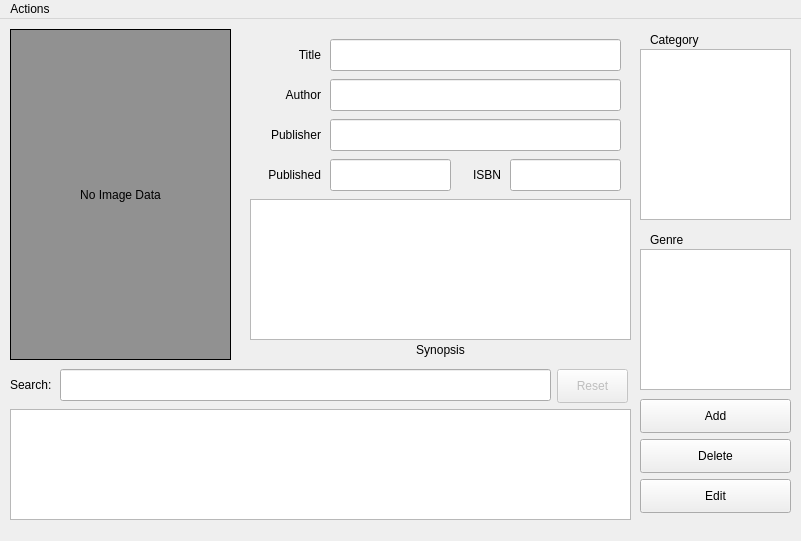
Before: the Qt Designer form viewwindow.ui in arvl130/qlibmgsys, drawn with Qt 5.
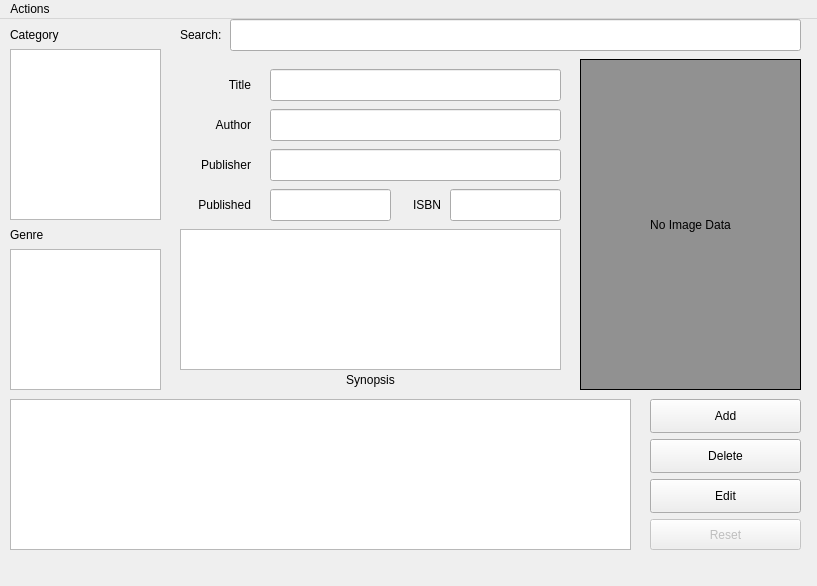
After: the same form once the commit is applied.

```diff
--- a/viewwindow.ui
+++ b/viewwindow.ui
@@ -6,8 +6,8 @@
    <rect>
     <x>0</x>
     <y>0</y>
-    <width>801</width>
-    <height>541</height>
+    <width>817</width>
+    <height>586</height>
    </rect>
   </property>
   <property name="windowTitle">
@@ -17,8 +17,8 @@
    <widget class="QLabel" name="lblTitle">
     <property name="geometry">
      <rect>
-      <x>250</x>
-      <y>20</y>
+      <x>180</x>
+      <y>50</y>
       <width>71</width>
       <height>31</height>
      </rect>
@@ -33,8 +33,8 @@
    <widget class="QLabel" name="lblAuthor">
     <property name="geometry">
      <rect>
-      <x>250</x>
-      <y>60</y>
+      <x>180</x>
+      <y>90</y>
       <width>71</width>
       <height>31</height>
      </rect>
@@ -49,8 +49,8 @@
    <widget class="QLabel" name="lblPublished">
     <property name="geometry">
      <rect>
-      <x>250</x>
-      <y>140</y>
+      <x>180</x>
+      <y>170</y>
       <width>71</width>
       <height>31</height>
      </rect>
@@ -65,8 +65,8 @@
    <widget class="QLabel" name="lblPublisher">
     <property name="geometry">
      <rect>
-      <x>250</x>
-      <y>100</y>
+      <x>180</x>
+      <y>130</y>
       <width>71</width>
       <height>31</height>
      </rect>
@@ -81,8 +81,8 @@
    <widget class="QLabel" name="lblISBN">
     <property name="geometry">
      <rect>
-      <x>450</x>
-      <y>140</y>
+      <x>390</x>
+      <y>170</y>
       <width>51</width>
       <height>31</height>
      </rect>
@@ -97,8 +97,8 @@
    <widget class="QLabel" name="lblSynopsis">
     <property name="geometry">
      <rect>
-      <x>260</x>
-      <y>320</y>
+      <x>190</x>
+      <y>350</y>
       <width>361</width>
       <height>21</height>
      </rect>
@@ -113,8 +113,8 @@
    <widget class="QLabel" name="lblCoverPhoto">
     <property name="geometry">
      <rect>
-      <x>10</x>
-      <y>10</y>
+      <x>580</x>
+      <y>40</y>
       <width>221</width>
       <height>331</height>
      </rect>
@@ -135,10 +135,10 @@
    <widget class="QLabel" name="lblGenre">
     <property name="geometry">
      <rect>
-      <x>650</x>
-      <y>210</y>
+      <x>10</x>
+      <y>200</y>
       <width>71</width>
-      <height>21</height>
+      <height>31</height>
      </rect>
     </property>
     <property name="text">
@@ -148,7 +148,7 @@
    <widget class="QListView" name="lsvwCategory">
     <property name="geometry">
      <rect>
-      <x>640</x>
+      <x>10</x>
       <y>30</y>
       <width>151</width>
       <height>171</height>
@@ -158,10 +158,10 @@
    <widget class="QLabel" name="lblCategory">
     <property name="geometry">
      <rect>
-      <x>650</x>
-      <y>10</y>
+      <x>10</x>
+      <y>0</y>
       <width>71</width>
-      <height>21</height>
+      <height>31</height>
      </rect>
     </property>
     <property name="text">
@@ -171,7 +171,7 @@
    <widget class="QListView" name="lsvwGenre">
     <property name="geometry">
      <rect>
-      <x>640</x>
+      <x>10</x>
       <y>230</y>
       <width>151</width>
       <height>141</height>
@@ -182,9 +182,9 @@
     <property name="geometry">
      <rect>
       <x>10</x>
-      <y>390</y>
+      <y>380</y>
       <width>621</width>
-      <height>111</height>
+      <height>151</height>
      </rect>
     </property>
     <property name="selectionBehavior">
@@ -200,7 +200,7 @@
     </property>
     <property name="geometry">
      <rect>
-      <x>640</x>
+      <x>650</x>
       <y>380</y>
       <width>151</width>
       <height>34</height>
@@ -216,7 +216,7 @@
     </property>
     <property name="geometry">
      <rect>
-      <x>640</x>
+      <x>650</x>
       <y>420</y>
       <width>151</width>
       <height>34</height>
@@ -232,7 +232,7 @@
     </property>
     <property name="geometry">
      <rect>
-      <x>640</x>
+      <x>650</x>
       <y>460</y>
       <width>151</width>
       <height>34</height>
@@ -245,8 +245,8 @@
    <widget class="QPlainTextEdit" name="ptxtSynopsis">
     <property name="geometry">
      <rect>
-      <x>250</x>
-      <y>180</y>
+      <x>180</x>
+      <y>210</y>
       <width>381</width>
       <height>141</height>
      </rect>
@@ -258,8 +258,8 @@
    <widget class="QLineEdit" name="ledTitle">
     <property name="geometry">
      <rect>
-      <x>330</x>
-      <y>20</y>
+      <x>270</x>
+      <y>50</y>
       <width>291</width>
       <height>32</height>
      </rect>
@@ -271,8 +271,8 @@
    <widget class="QLineEdit" name="ledISBN">
     <property name="geometry">
      <rect>
-      <x>510</x>
-      <y>140</y>
+      <x>450</x>
+      <y>170</y>
       <width>111</width>
       <height>32</height>
      </rect>
@@ -284,8 +284,8 @@
    <widget class="QLineEdit" name="ledPublished">
     <property name="geometry">
      <rect>
-      <x>330</x>
-      <y>140</y>
+      <x>270</x>
+      <y>170</y>
       <width>121</width>
       <height>32</height>
      </rect>
@@ -297,8 +297,8 @@
    <widget class="QLineEdit" name="ledPublisher">
     <property name="geometry">
      <rect>
-      <x>330</x>
-      <y>100</y>
+      <x>270</x>
+      <y>130</y>
       <width>291</width>
       <height>32</height>
      </rect>
@@ -310,8 +310,8 @@
    <widget class="QLineEdit" name="ledAuthor">
     <property name="geometry">
      <rect>
-      <x>330</x>
-      <y>60</y>
+      <x>270</x>
+      <y>90</y>
       <width>291</width>
       <height>32</height>
      </rect>
@@ -323,8 +323,8 @@
    <widget class="QLabel" name="lblSearch">
     <property name="geometry">
      <rect>
-      <x>10</x>
-      <y>350</y>
+      <x>180</x>
+      <y>0</y>
       <width>58</width>
       <height>31</height>
      </rect>
@@ -336,9 +336,9 @@
    <widget class="QLineEdit" name="ledSearch">
     <property name="geometry">
      <rect>
-      <x>60</x>
-      <y>350</y>
-      <width>491</width>
+      <x>230</x>
+      <y>0</y>
+      <width>571</width>
       <height>32</height>
      </rect>
     </property>
@@ -349,10 +349,10 @@
     </property>
     <property name="geometry">
      <rect>
-      <x>557</x>
-      <y>350</y>
-      <width>71</width>
-      <height>34</height>
+      <x>650</x>
+      <y>500</y>
+      <width>151</width>
+      <height>31</height>
      </rect>
     </property>
     <property name="text">
@@ -365,7 +365,7 @@
     <rect>
      <x>0</x>
      <y>0</y>
-     <width>801</width>
+     <width>817</width>
      <height>30</height>
     </rect>
    </property>
```
